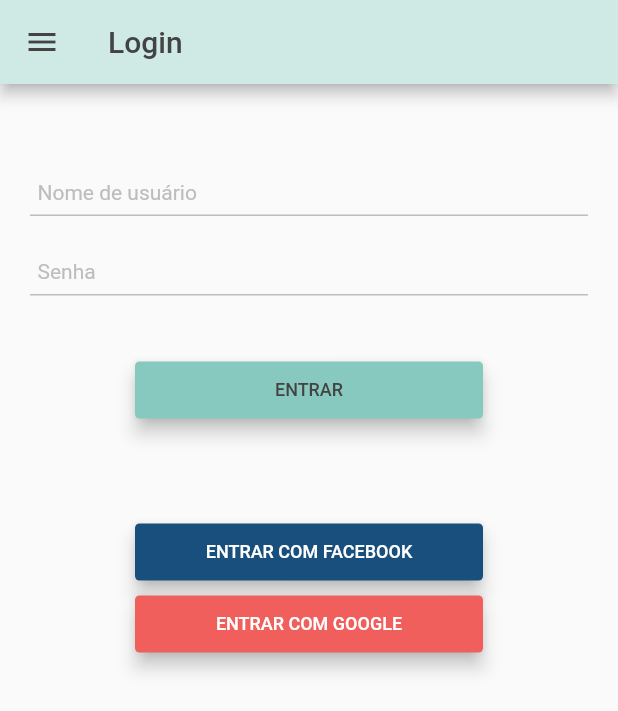
After one commit to JomaSnow/meau, a Flutter app: the screen it shows after launch, on a phone screen of 412 x 824 dp. The commit adds this screen. Shown: the top 711 px of the screen. Run offline on Flutter 3.47's test engine with Material 2 defaults, Android fonts, the phone set to English and light mode, and no system bars.

Commit message:
Refactors screens, adds widgets ScrollableContainer and CustomAppBar.

```diff
--- a/lib/screens/login_screen.dart
+++ b/lib/screens/login_screen.dart
@@ -3,7 +3,9 @@
 import 'package:app/util/design.dart';
 import 'package:app/util/dismiss_focus.dart';
 import 'package:app/widgets/button.dart';
+import 'package:app/widgets/custom_app_bar.dart';
 import 'package:app/widgets/input.dart';
+import 'package:app/widgets/scrollable_container.dart';
 import 'package:flutter/material.dart';
 
 class LoginScreen extends StatelessWidget {
@@ -20,30 +22,12 @@
   Widget build(BuildContext context) {
     return Scaffold(
       resizeToAvoidBottomInset: true,
-      appBar: AppBar(
-        iconTheme: const IconThemeData(color: Design.darkerGray),
-        backgroundColor: Design.accentBlue,
-        title: const Text(
-          "Login",
-          style: TextStyle(
-            fontFamily: "Roboto",
-            fontSize: 20,
-            fontWeight: FontWeight.w500,
-            color: Design.darkerGray,
-          ),
-        ),
+      appBar: const CustomAppBar(
+        title: "Login",
+        leadingIcon: null,
       ),
       drawer: const Drawer(),
-      body: Container(
-        constraints: const BoxConstraints.expand(),
-        color: Design.white,
-        child: Padding(
-          padding: const EdgeInsets.symmetric(horizontal: 15),
-          child: CustomScrollView(
-            physics: const BouncingScrollPhysics(),
-            slivers: [
-              SliverFillRemaining(
-                hasScrollBody: false,
+      body: ScrollableContainer(
         child: Column(
           mainAxisAlignment: MainAxisAlignment.start,
           mainAxisSize: MainAxisSize.max,
@@ -54,9 +38,11 @@
                 children: [
                   Input(
                       controller: usernameController,
+                      styleColor: Design.lightBlue,
                       placeholder: "Nome de usuário"),
                   Input(
                       controller: passwordController,
+                      styleColor: Design.lightBlue,
                       placeholder: "Senha",
                       isPassword: true),
                 ],
@@ -94,10 +80,6 @@
             ),
           ],
         ),
-              )
-            ],
-          ),
-        ),
       ),
     );
   }
--- a/lib/util/design.dart
+++ b/lib/util/design.dart
@@ -1,7 +1,9 @@
 import 'package:flutter/animation.dart';
 
 class Design {
-  static const white = Color.fromARGB(255, 250, 250, 250); // #fafafa
+  static const white = Color.fromARGB(255, 255, 255, 255); // #ffffff
+  static const white1 = Color.fromARGB(255, 250, 250, 250); // #fafafa
+  static const white2 = Color.fromARGB(255, 247, 247, 247); // #f7f7f7
   static const black = Color.fromARGB(255, 0, 0, 0); // #000000
   static const primaryYellow = Color.fromARGB(255, 255, 211, 88); // #ffd358
   static const lightBlue = Color.fromARGB(255, 136, 201, 191); // #88c9bf
--- /dev/null
+++ b/lib/widgets/custom_app_bar.dart
@@ -0,0 +1,86 @@
+import 'dart:developer';
+
+import 'package:app/util/design.dart';
+import 'package:flutter/material.dart';
+
+class CustomAppBar extends StatelessWidget implements PreferredSizeWidget {
+  const CustomAppBar(
+      {super.key,
+      this.title = "",
+      this.leadingAction = _defaultLeadingAction,
+      this.leadingIcon,
+      this.transparentBackground = false,
+      this.backgroundColor = Design.accentBlue,
+      this.iconsColor = Design.darkerGray});
+
+  final String title;
+  final Color backgroundColor;
+  final Color iconsColor;
+  final bool transparentBackground;
+  final VoidCallback leadingAction;
+  final LeadingIcon? leadingIcon;
+
+  static _defaultLeadingAction() {
+    log("Pressed leading icon. Remeber to pass a function to leadingAction attribute.");
+  }
+
+  Widget _drawLeadingIcon(LeadingIcon? icon) {
+    if (icon == LeadingIcon.search) {
+      return IconButton(
+        icon: const Icon(Icons.search),
+        color: iconsColor,
+        onPressed: leadingAction,
+      );
+    }
+
+    if (icon == LeadingIcon.share) {
+      return IconButton(
+        icon: const Icon(Icons.share),
+        color: iconsColor,
+        onPressed: leadingAction,
+      );
+    }
+
+    if (icon == LeadingIcon.options) {
+      return IconButton(
+        icon: const Icon(Icons.more_vert),
+        color: iconsColor,
+        onPressed: leadingAction,
+      );
+    }
+
+    return Container();
+  }
+
+  @override
+  Widget build(BuildContext context) {
+    return AppBar(
+      iconTheme: IconThemeData(color: iconsColor),
+      shadowColor: transparentBackground ? Colors.transparent : null,
+      backgroundColor:
+          transparentBackground ? Colors.transparent : backgroundColor,
+      actions: [
+        _drawLeadingIcon(leadingIcon),
+      ],
+      actionsIconTheme: IconThemeData(color: iconsColor),
+      title: Text(
+        title,
+        style: const TextStyle(
+          fontFamily: "Roboto",
+          fontSize: 20,
+          fontWeight: FontWeight.w500,
+          color: Design.darkerGray,
+        ),
+      ),
+    );
+  }
+
+  @override
+  Size get preferredSize => const Size.fromHeight(56);
+}
+
+enum LeadingIcon {
+  search,
+  share,
+  options,
+}
--- /dev/null
+++ b/lib/widgets/scrollable_container.dart
@@ -0,0 +1,28 @@
+import 'package:app/util/design.dart';
+import 'package:flutter/material.dart';
+
+class ScrollableContainer extends StatelessWidget {
+  const ScrollableContainer({super.key, required this.child});
+
+  final Widget child;
+
+  @override
+  Widget build(BuildContext context) {
+    return Container(
+      constraints: const BoxConstraints.expand(),
+      color: Design.white1,
+      child: Padding(
+        padding: const EdgeInsets.symmetric(horizontal: 15),
+        child: CustomScrollView(
+          physics: const BouncingScrollPhysics(),
+          slivers: [
+            SliverFillRemaining(
+              hasScrollBody: false,
+              child: child,
+            )
+          ],
+        ),
+      ),
+    );
+  }
+}
```
Also changed, not shown: lib/assets/images/user_avatar_placeholder.jpg (added). Lines whose indentation alone changed are shown as unchanged.
